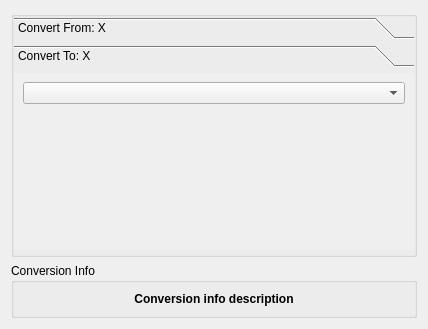
zero804/krossword, file src/convert_crossword_type.ui: the form before one commit.
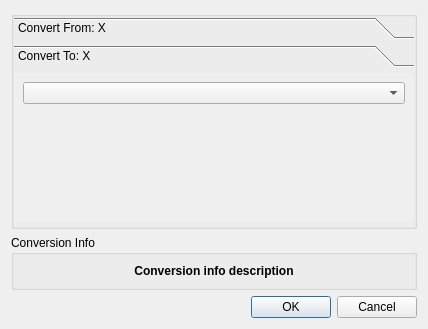
The form after the commit. Custom widgets are drawn as their Qt base class.

What changed in the file:
```diff
--- a/src/convert_crossword_type.ui
+++ b/src/convert_crossword_type.ui
@@ -1,7 +1,7 @@
 <?xml version="1.0" encoding="UTF-8"?>
 <ui version="4.0">
  <class>convert_crossword_type</class>
- <widget class="QWidget" name="convert_crossword_type">
+ <widget class="QDialog" name="convert_crossword_type">
   <property name="geometry">
    <rect>
     <x>0</x>
@@ -72,8 +72,8 @@
           <rect>
            <x>0</x>
            <y>0</y>
-           <width>406</width>
-           <height>185</height>
+           <width>412</width>
+           <height>154</height>
           </rect>
          </property>
          <attribute name="label">
@@ -137,6 +137,13 @@
      </layout>
     </widget>
    </item>
+   <item>
+    <widget class="QDialogButtonBox" name="buttonBox">
+     <property name="standardButtons">
+      <set>QDialogButtonBox::Cancel|QDialogButtonBox::Ok</set>
+     </property>
+    </widget>
+   </item>
   </layout>
  </widget>
  <customwidgets>
```
Left out of the diff: 39 changed lines with no effect on the pictures.
